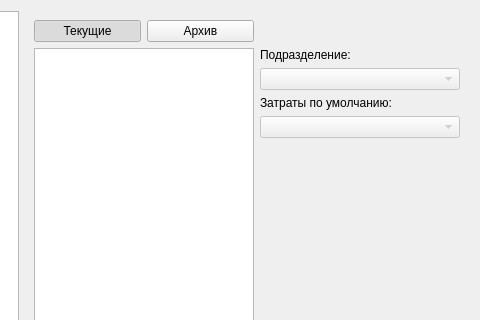
The window that designer/ui/settingsdialog.ui (Aleee/FinanceCalender) describes before a commit, drawn with Qt 5; both pictures show x 162 to 642 and y 0 to 320 of the 642 by 524 pixel window.
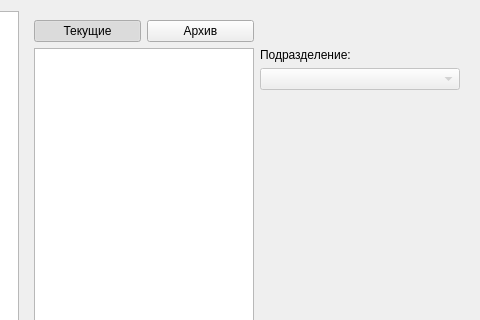
The same window after the commit. Icons and pictures are not drawn. Custom widgets are drawn as their Qt base class.

```diff
--- a/designer/ui/settingsdialog.ui
+++ b/designer/ui/settingsdialog.ui
@@ -830,7 +830,7 @@
        </item>
        <item row="1" column="2">
         <layout class="QGridLayout" name="gridLayout_19">
-         <item row="6" column="0">
+         <item row="4" column="0">
           <widget class="QPushButton" name="pb_pers_rename">
            <property name="enabled">
             <bool>false</bool>
@@ -847,7 +847,7 @@
            </property>
           </widget>
          </item>
-         <item row="5" column="0">
+         <item row="3" column="0">
           <widget class="QPushButton" name="pb_pers_changetype">
            <property name="enabled">
             <bool>false</bool>
@@ -857,7 +857,7 @@
            </property>
           </widget>
          </item>
-         <item row="4" column="0">
+         <item row="2" column="0">
           <spacer name="verticalSpacer_6">
            <property name="orientation">
             <enum>Qt::Orientation::Vertical</enum>
@@ -870,7 +870,7 @@
            </property>
           </spacer>
          </item>
-         <item row="5" column="1">
+         <item row="3" column="1">
           <spacer name="horizontalSpacer_7">
            <property name="orientation">
             <enum>Qt::Orientation::Horizontal</enum>
@@ -896,27 +896,13 @@
            </property>
           </widget>
          </item>
-         <item row="2" column="0" colspan="2">
-          <widget class="QLabel" name="label_22">
-           <property name="text">
-            <string>Затраты по умолчанию:</string>
-           </property>
-          </widget>
-         </item>
-         <item row="7" column="0">
+         <item row="5" column="0">
           <widget class="QPushButton" name="pb_pers_add">
            <property name="text">
             <string>Добавить</string>
            </property>
           </widget>
          </item>
-         <item row="3" column="0" colspan="2">
-          <widget class="QComboBox" name="cmb_pers_default">
-           <property name="enabled">
-            <bool>false</bool>
-           </property>
-          </widget>
-         </item>
         </layout>
        </item>
       </layout>
```
